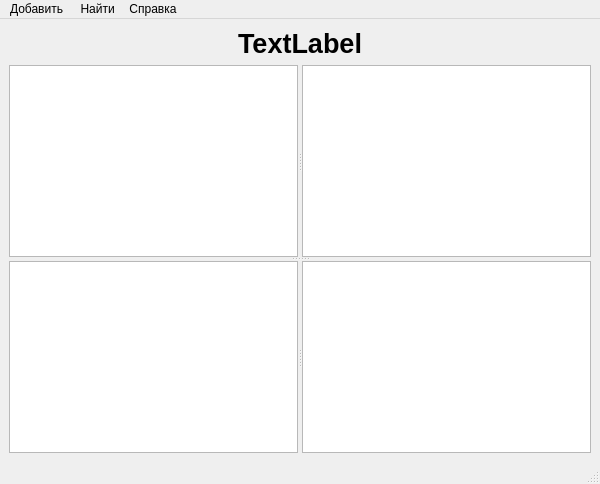
Qt form View/RoomViewer.ui (Dovmial/SimpleSystemInventarization) before a commit.
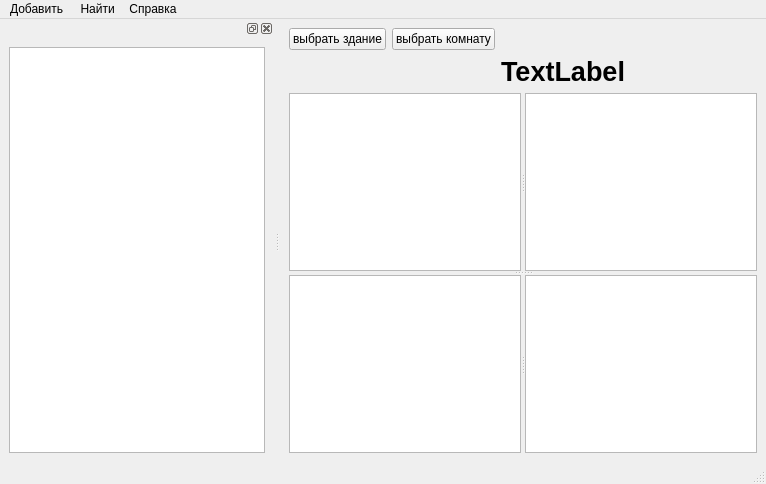
The same form after that commit.

The edit to the form file:
```diff
--- a/View/RoomViewer.ui
+++ b/View/RoomViewer.ui
@@ -6,7 +6,7 @@
    <rect>
     <x>0</x>
     <y>0</y>
-    <width>600</width>
+    <width>766</width>
     <height>484</height>
    </rect>
   </property>
@@ -15,7 +15,7 @@
   </property>
   <widget class="QWidget" name="centralwidget">
    <layout class="QGridLayout" name="gridLayout">
-    <item row="0" column="0">
+    <item row="1" column="0">
      <spacer name="horizontalSpacer">
       <property name="orientation">
        <enum>Qt::Horizontal</enum>
@@ -28,7 +28,7 @@
       </property>
      </spacer>
     </item>
-    <item row="0" column="1">
+    <item row="1" column="1">
      <widget class="QLabel" name="lblRoomName">
       <property name="font">
        <font>
@@ -44,7 +44,7 @@
       </property>
      </widget>
     </item>
-    <item row="0" column="2">
+    <item row="1" column="2">
      <spacer name="horizontalSpacer_2">
       <property name="orientation">
        <enum>Qt::Horizontal</enum>
@@ -57,7 +57,7 @@
       </property>
      </spacer>
     </item>
-    <item row="1" column="0" colspan="3">
+    <item row="2" column="0" colspan="3">
      <widget class="QSplitter" name="splitter_3">
       <property name="orientation">
        <enum>Qt::Vertical</enum>
@@ -95,6 +95,24 @@
       </widget>
      </widget>
     </item>
+    <item row="0" column="0">
+     <layout class="QHBoxLayout" name="horizontalLayout">
+      <item>
+       <widget class="QPushButton" name="pushButton_2">
+        <property name="text">
+         <string>выбрать здание</string>
+        </property>
+       </widget>
+      </item>
+      <item>
+       <widget class="QPushButton" name="pushButton">
+        <property name="text">
+         <string>выбрать комнату</string>
+        </property>
+       </widget>
+      </item>
+     </layout>
+    </item>
    </layout>
   </widget>
   <widget class="QMenuBar" name="menubar">
@@ -102,7 +120,7 @@
     <rect>
      <x>0</x>
      <y>0</y>
-     <width>600</width>
+     <width>766</width>
      <height>22</height>
     </rect>
    </property>
@@ -129,6 +147,25 @@
    <addaction name="menu_3"/>
   </widget>
   <widget class="QStatusBar" name="statusbar"/>
+  <widget class="QDockWidget" name="dockWidget">
+   <attribute name="dockWidgetArea">
+    <number>1</number>
+   </attribute>
+   <widget class="QWidget" name="dockWidgetContents">
+    <layout class="QGridLayout" name="gridLayout_2">
+     <item row="0" column="0">
+      <widget class="QTreeView" name="treeView">
+       <property name="animated">
+        <bool>false</bool>
+       </property>
+       <attribute name="headerVisible">
+        <bool>true</bool>
+       </attribute>
+      </widget>
+     </item>
+    </layout>
+   </widget>
+  </widget>
   <action name="mnuAddItem">
    <property name="text">
     <string>Оборудование...</string>
```
Left out of the diff: 20 changed lines with no effect on the pictures.
